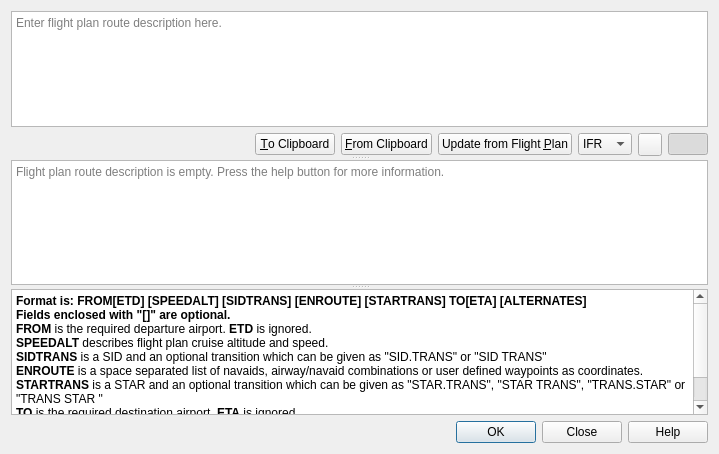
First picture: the form in src/routestring/routestringdialog.ui, repository albar965/littlenavmap, before the edit.
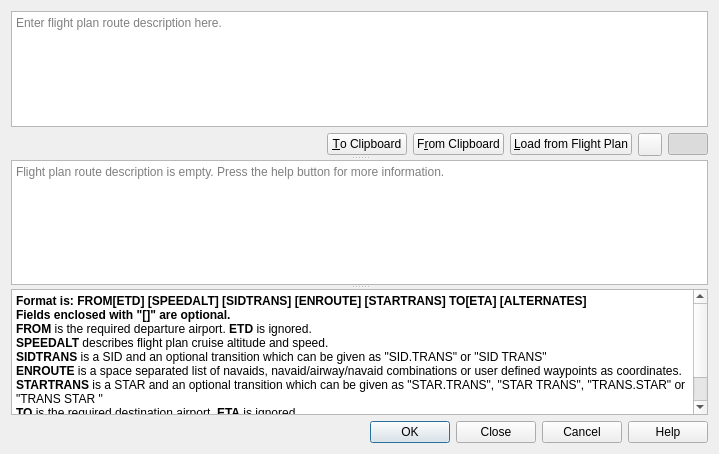
Second picture: the form after the edit. Icons and pictures are not drawn.

Commit message: Flight plan route description window is now non-blocking and allows to continue work with the main window while opened. Changes done by clicking `Create Flight Plan` can now be undone in the tab `Flight Plan`. Removed `IFR`/`VFR` selection. The flight plan type is now taken from the tab `Flight Plan`.

Patch:
```diff
--- a/src/routestring/routestringdialog.ui
+++ b/src/routestring/routestringdialog.ui
@@ -83,7 +83,7 @@
             <string>Paste flight plan route description from clipboard.</string>
            </property>
            <property name="text">
-            <string>&amp;From Clipboard</string>
+            <string>F&amp;rom Clipboard</string>
            </property>
           </widget>
          </item>
@@ -93,27 +93,10 @@
             <string>Update the string from the current flight plan after option changes.</string>
            </property>
            <property name="text">
-            <string>Update from Flight &amp;Plan</string>
+            <string>&amp;Load from Flight Plan</string>
            </property>
           </widget>
          </item>
-         <item>
-          <widget class="QComboBox" name="comboBoxRouteStringFlightplanType">
-           <property name="toolTip">
-            <string>Create a VFR (Visual Flight Rules) or IFR (Instrument Flight Rules) flight plan</string>
-           </property>
-           <item>
-            <property name="text">
-             <string>IFR</string>
-            </property>
-           </item>
-           <item>
-            <property name="text">
-             <string>VFR</string>
-            </property>
-           </item>
-          </widget>
-         </item>
          <item>
           <widget class="QToolButton" name="toolButtonRouteStringOptions">
            <property name="toolTip">
@@ -186,7 +169,7 @@
 &lt;p style=&quot; margin-top:0px; margin-bottom:0px; margin-left:0px; margin-right:0px; -qt-block-indent:0; text-indent:0px;&quot;&gt;&lt;span style=&quot; font-weight:600;&quot;&gt;FROM&lt;/span&gt; is the required departure airport. &lt;span style=&quot; font-weight:600;&quot;&gt;ETD&lt;/span&gt; is ignored.&lt;/p&gt;
 &lt;p style=&quot; margin-top:0px; margin-bottom:0px; margin-left:0px; margin-right:0px; -qt-block-indent:0; text-indent:0px;&quot;&gt;&lt;span style=&quot; font-weight:600;&quot;&gt;SPEEDALT&lt;/span&gt; describes flight plan cruise altitude and speed.&lt;/p&gt;
 &lt;p style=&quot; margin-top:0px; margin-bottom:0px; margin-left:0px; margin-right:0px; -qt-block-indent:0; text-indent:0px;&quot;&gt;&lt;span style=&quot; font-weight:600;&quot;&gt;SIDTRANS&lt;/span&gt; is a SID and an optional transition which can be given as &amp;quot;SID.TRANS&amp;quot; or &amp;quot;SID TRANS&amp;quot;&lt;/p&gt;
-&lt;p style=&quot; margin-top:0px; margin-bottom:0px; margin-left:0px; margin-right:0px; -qt-block-indent:0; text-indent:0px;&quot;&gt;&lt;span style=&quot; font-weight:600;&quot;&gt;ENROUTE&lt;/span&gt; is a space separated list of navaids, airway/navaid combinations or user defined waypoints as coordinates.&lt;/p&gt;
+&lt;p style=&quot; margin-top:0px; margin-bottom:0px; margin-left:0px; margin-right:0px; -qt-block-indent:0; text-indent:0px;&quot;&gt;&lt;span style=&quot; font-weight:600;&quot;&gt;ENROUTE&lt;/span&gt; is a space separated list of navaids, navaid/airway/navaid combinations or user defined waypoints as coordinates.&lt;/p&gt;
 &lt;p style=&quot; margin-top:0px; margin-bottom:0px; margin-left:0px; margin-right:0px; -qt-block-indent:0; text-indent:0px;&quot;&gt;&lt;span style=&quot; font-weight:600;&quot;&gt;STARTRANS&lt;/span&gt; is a STAR and an optional transition which can be given as &amp;quot;STAR.TRANS&amp;quot;, &amp;quot;STAR TRANS&amp;quot;, &amp;quot;TRANS.STAR&amp;quot; or &amp;quot;TRANS STAR &amp;quot;&lt;/p&gt;
 &lt;p style=&quot; margin-top:0px; margin-bottom:0px; margin-left:0px; margin-right:0px; -qt-block-indent:0; text-indent:0px;&quot;&gt;&lt;span style=&quot; font-weight:600;&quot;&gt;TO&lt;/span&gt; is the required destination airport. &lt;span style=&quot; font-weight:600;&quot;&gt;ETA&lt;/span&gt; is ignored.&lt;/p&gt;
 &lt;p style=&quot; margin-top:0px; margin-bottom:0px; margin-left:0px; margin-right:0px; -qt-block-indent:0; text-indent:0px;&quot;&gt;&lt;span style=&quot; font-weight:600;&quot;&gt;ALTERNATES&lt;/span&gt; is a list of alternate or enroute airports depending on selected option.&lt;/p&gt;
@@ -201,7 +184,7 @@
       <enum>Qt::Horizontal</enum>
      </property>
      <property name="standardButtons">
-      <set>QDialogButtonBox::Close|QDialogButtonBox::Help|QDialogButtonBox::Ok</set>
+      <set>QDialogButtonBox::Cancel|QDialogButtonBox::Close|QDialogButtonBox::Help|QDialogButtonBox::Ok</set>
      </property>
     </widget>
    </item>
```
Left out of the diff: 24 changed lines with no effect on the pictures. The commit also changes 11 other files.
